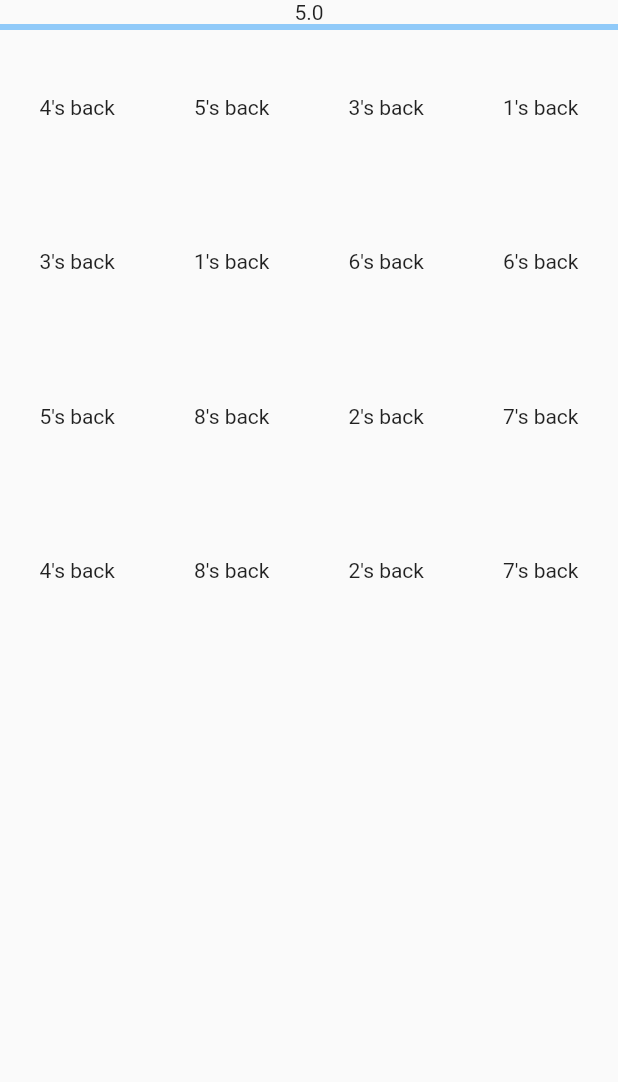
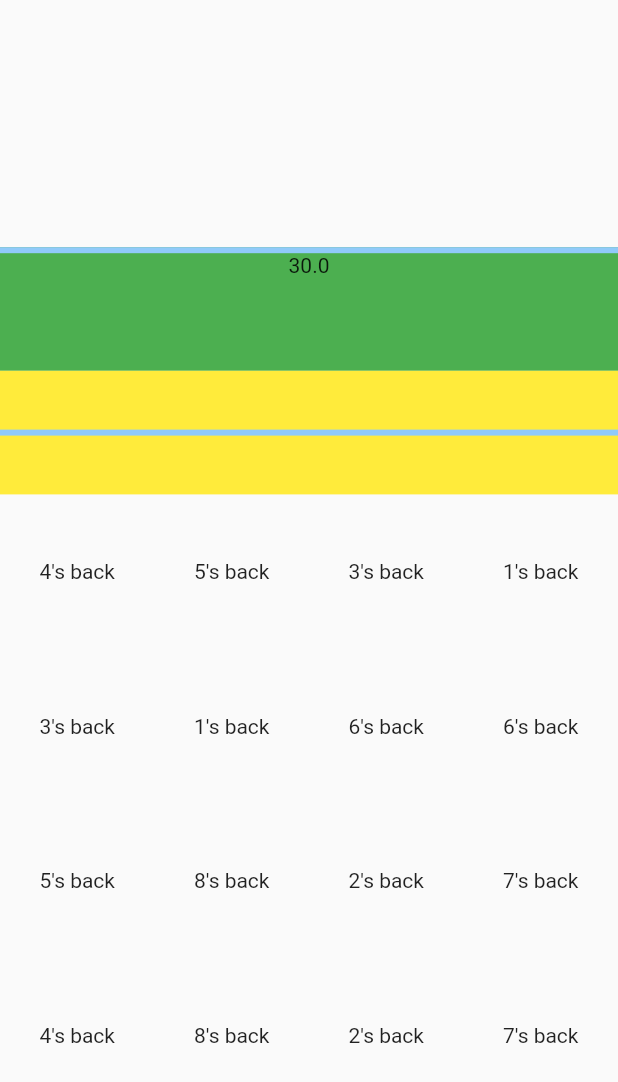
Before and after one commit to nikiforov5000/flip-cards-memory-game, a Flutter app: the screen it shows after launch, on a phone screen of 412 x 824 dp. Shown: the top 1082 px of the screen. Run offline on Flutter 3.47's test engine with Material 2 defaults, Android fonts, the light colour scheme and no system bars.

Commit message:
refactor grid

```diff
--- a/lib/controllers/game_controller.dart
+++ b/lib/controllers/game_controller.dart
@@ -17,6 +17,7 @@ class GameController {
   static bool get noPrevCard => _prev == -1;
 
   static void seedCardList() {
+    _list.clear();
     for (int i = 0; i < length / 2; ++i) {
       _list.add(FlippingCard(i + 1));
       _list.add(FlippingCard(i + 1));
--- a/lib/main.dart
+++ b/lib/main.dart
@@ -1,4 +1,4 @@
-import 'package:del_flip_card_game/widgets/flipping_card_grid_view.dart';
+import 'package:del_flip_card_game/screens/game_screen.dart';
 import 'package:flutter/material.dart';
 
 void main() {
@@ -12,7 +12,7 @@ class MyApp extends StatelessWidget {
   Widget build(BuildContext context) {
     return MaterialApp(
       home: Scaffold(
-        body: FlippingCardGridView(),
+        body: GameScreen(),
       ),
     );
   }
--- a/lib/models/game_timer.dart
+++ b/lib/models/game_timer.dart
@@ -5,7 +5,8 @@ import 'package:flutter/foundation.dart';
 class GameTimer {
   static bool isRunning = false;
   static Timer? _timer;
-  static int _start = 50;
+  static int _gameDuration = 300;
+  static int _timeLeft = _gameDuration;
   static bool gameOver = false;
   static final StreamController _controller = StreamController();
 
@@ -16,16 +17,16 @@ class GameTimer {
       oneTenthOfSecond,
       (Timer timer) {
         if (kDebugMode) {
-          print('game_timer.dart -> timer:$_start');
+          print('game_timer.dart -> timer:$_timeLeft');
         }
-        if (_start < 1) {
-          _controller.add(_start);
+        if (_timeLeft < 1) {
+          _controller.add(_timeLeft);
           _timer!.cancel();
           gameOver = true;
           isRunning = false;
         } else {
-          _controller.add(_start);
-          _start -= 1;
+          _controller.add(_timeLeft);
+          _timeLeft -= 1;
         }
       },
     );
@@ -34,8 +35,12 @@ class GameTimer {
   static Stream get timeStream => _controller.stream;
 
   static String string() {
-    String seconds = (_start / 10).floor().toString();
-    String oneTenth = (_start % 10).toString();
+    String seconds = (_timeLeft / 10).floor().toString();
+    String oneTenth = (_timeLeft % 10).toString();
     return '$seconds.$oneTenth';
   }
+
+  static percentLeft() {
+    return (_gameDuration - _timeLeft) / _gameDuration;
+  }
 }
--- /dev/null
+++ b/lib/screens/game_screen.dart
@@ -0,0 +1,43 @@
+import 'package:del_flip_card_game/controllers/game_controller.dart';
+import 'package:del_flip_card_game/widgets/cards_grid.dart';
+import 'package:del_flip_card_game/widgets/game_timer_widget.dart';
+import 'package:del_flip_card_game/widgets/score_progress.dart';
+import 'package:flutter/material.dart';
+
+class GameScreen extends StatefulWidget {
+  GameScreen({Key? key}) : super(key: key) {
+    GameController.seedCardList();
+  }
+
+  @override
+  State<GameScreen> createState() => _GameScreenState();
+}
+
+class _GameScreenState extends State<GameScreen> {
+  @override
+  Widget build(BuildContext context) {
+    final double height = MediaQuery.of(context).size.height;
+    return Column(
+      children: [
+        SizedBox(
+          height: height / 5,
+        ),
+        Container(
+          color: Colors.green,
+          height: height / 10,
+          child: const GameTimerWidget(),
+        ),
+        Container(
+          color: Colors.yellow,
+          height: height / 10,
+          child: ScoreProgress(
+            GameController.scores,
+          ),
+        ),
+        Expanded(
+          child: CardsGrid(),
+        ),
+      ],
+    );
+  }
+}
--- a/lib/widgets/flipping_card_grid_view.dart
+++ b/lib/widgets/cards_grid.dart
@@ -1,40 +1,31 @@
 import 'package:del_flip_card_game/controllers/game_controller.dart';
 import 'package:del_flip_card_game/models/game_timer.dart';
 import 'package:del_flip_card_game/widgets/flipping_card_widget.dart';
-import 'package:del_flip_card_game/widgets/game_timer_widget.dart';
-import 'package:del_flip_card_game/widgets/score_progress.dart';
 import 'package:flutter/material.dart';
 
-class FlippingCardGridView extends StatefulWidget {
-  FlippingCardGridView({Key? key}) : super(key: key) {
-    GameController.seedCardList();
+class CardsGrid extends StatefulWidget {
+  const CardsGrid({Key? key}) : super(key: key);
+
+  @override
+  State<CardsGrid> createState() => _CardsGridState();
 }
 
-  @override
-  State<FlippingCardGridView> createState() => _FlippingCardGridViewState();
-}
-
-class _FlippingCardGridViewState extends State<FlippingCardGridView> {
+class _CardsGridState extends State<CardsGrid> {
   @override
   Widget build(BuildContext context) {
-    return Column(
-      children: [
-        const GameTimerWidget(),
-        ScoreProgress(GameController.scores),
-        Expanded(
-          child: GridView.count(
+    return GridView.count(
       crossAxisCount: 4,
-            children: List.generate(GameController.length, (index) {
+      children: List.generate(
+        GameController.length,
+        (index) {
           return FlippingCardWidget(
             onTap: () {
               tapCard(index);
             },
             card: GameController.list[index],
           );
-            }),
+        },
       ),
-        ),
-      ],
     );
   }
 
--- a/lib/widgets/game_timer_widget.dart
+++ b/lib/widgets/game_timer_widget.dart
@@ -10,8 +10,9 @@ class GameTimerWidget extends StatelessWidget {
     return StreamBuilder(
       stream: GameTimer.timeStream,
       builder: (BuildContext context, snapshot) {
-          return Stack(
+        return Column(
           children: [
+            LinearProgressIndicator(value: GameTimer.percentLeft(),),
             Text(GameTimer.string()),
             GameTimer.gameOver
                 ? Text('Game Over!!! Your Score is '
@@ -20,6 +21,7 @@ class GameTimerWidget extends StatelessWidget {
                 : const Text(''),
           ],
         );
-        });
+      },
+    );
   }
 }
--- a/lib/widgets/score_progress.dart
+++ b/lib/widgets/score_progress.dart
@@ -6,8 +6,13 @@ class ScoreProgress extends StatelessWidget {
 
   @override
   Widget build(BuildContext context) {
-    return LinearProgressIndicator(
-      value: _value,
+    return Column(
+      mainAxisAlignment: MainAxisAlignment.center,
+      children: [
+        LinearProgressIndicator(
+          value: _value,
+        ),
+      ],
     );
   }
 }
```
Lines whose indentation alone changed are shown as unchanged.
